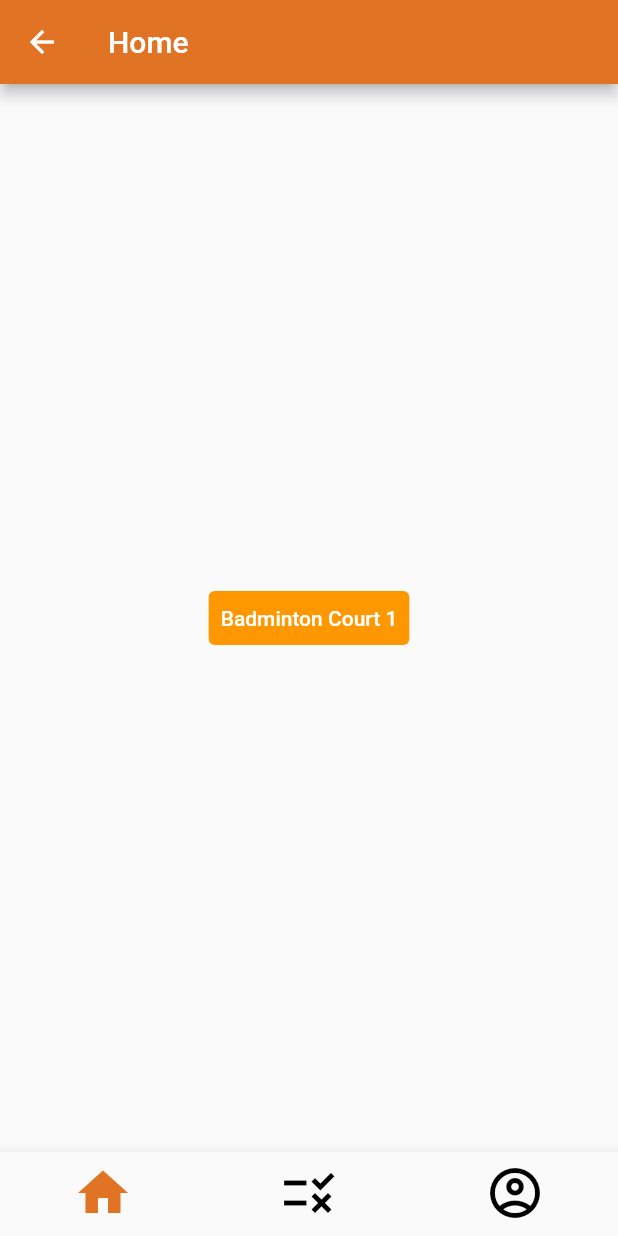
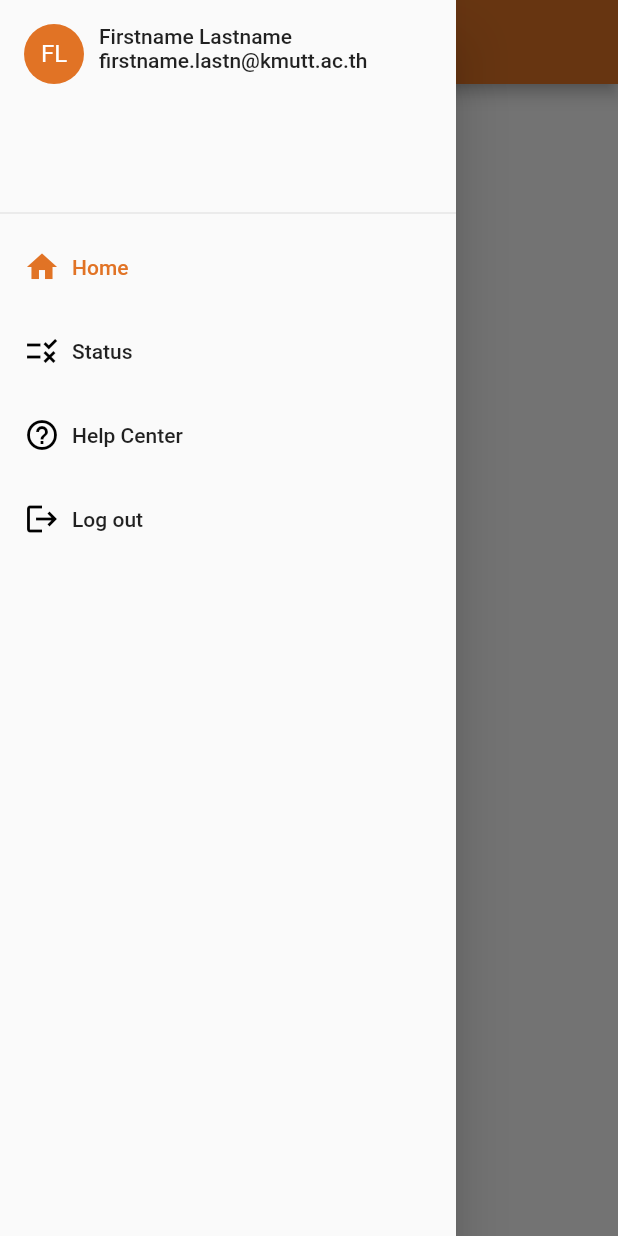
Before and after one commit to jedipw/ModSport, a Flutter app: the HomeView screen opened by its route, with the side drawer open (before the commit the screen has no drawer), on a phone screen of 412 x 824 dp. Run offline on Flutter 3.47's test engine with Material 2 defaults, Android fonts, the phone set to English and light mode, and no system bars; our stand-ins replace cloud_firestore, firebase_core, shimmer; accounts and stored records are empty.

Commit message:
Change navbar to drawer

```diff
--- a/lib/constants/routes.dart
+++ b/lib/constants/routes.dart
@@ -2,5 +2,4 @@
 const loginRoute = '/login/';
 const homeRoute = '/home/';
 const statusRoute = '/status/';
-const menuRoute = '/menu/';
 const helpCenterRoute = '/helpCenter/';
--- a/lib/main.dart
+++ b/lib/main.dart
@@ -9,7 +9,6 @@ import 'package:modsport/utilities/page_route.dart';
 import 'package:modsport/views/help_center_view.dart';
 import 'package:modsport/views/home_view.dart';
 import 'package:modsport/views/login_view.dart';
-import 'package:modsport/views/menu_view.dart';
 import 'package:modsport/views/status_view.dart';
 
 // Importing Firebase options
@@ -58,10 +57,6 @@ class MainApp extends StatelessWidget {
             return ModSportPageRoute(
                 builder: (_) => const HelpCenterView(), settings: settings);
 
-          // Routing for the MenuView screen
-          case menuRoute:
-            return ModSportPageRoute(
-                builder: (_) => const MenuView(), settings: settings);
 
           // Return null for any unknown routes
           default:
--- /dev/null
+++ b/lib/utilities/drawer.dart
@@ -0,0 +1,220 @@
+import 'package:flutter/material.dart';
+import 'package:modsport/constants/routes.dart';
+
+class ModSportDrawer extends StatelessWidget {
+  const ModSportDrawer({super.key, required this.currentDrawerIndex});
+  final int currentDrawerIndex;
+
+  @override
+  Widget build(BuildContext context) {
+    return Drawer(
+      child: ListView(
+        padding: EdgeInsets.zero,
+        children: <Widget>[
+          SizedBox(
+            height: 150,
+            child: DrawerHeader(
+              child: Row(
+                crossAxisAlignment: CrossAxisAlignment.start,
+                children: [
+                  const CircleAvatar(
+                    backgroundColor: Color.fromARGB(255, 225, 115, 37),
+                    child: Text(
+                      'FL',
+                      style: TextStyle(color: Colors.white),
+                    ),
+                  ),
+                  const SizedBox(width: 10),
+                  Column(
+                    crossAxisAlignment: CrossAxisAlignment.start,
+                    children: const [
+                      Text('Firstname Lastname'),
+                      Text('firstname.lastn@kmutt.ac.th'),
+                    ],
+                  ),
+                ],
+              ),
+            ),
+          ),
+          ListTile(
+            title: Row(
+              children: [
+                Icon(Icons.home,
+                    color: currentDrawerIndex == 0
+                        ? const Color.fromARGB(255, 225, 115, 37)
+                        : Colors.black),
+                const SizedBox(width: 8),
+                const Text('Home'),
+              ],
+            ),
+            selectedColor: const Color.fromARGB(255, 225, 115, 37),
+            selected: currentDrawerIndex == 0,
+            onTap: () {
+              Navigator.of(context)
+                  .pushNamedAndRemoveUntil(homeRoute, (route) => false);
+            },
+          ),
+          ListTile(
+            selectedColor: const Color.fromARGB(255, 225, 115, 37),
+            selected: currentDrawerIndex == 1,
+            title: Row(
+              children: [
+                Icon(Icons.rule,
+                    color: currentDrawerIndex == 1
+                        ? const Color.fromARGB(255, 225, 115, 37)
+                        : Colors.black),
+                const SizedBox(width: 8),
+                const Text('Status'),
+              ],
+            ),
+            onTap: () {
+              Navigator.of(context)
+                  .pushNamedAndRemoveUntil(statusRoute, (route) => false);
+            },
+          ),
+          ListTile(
+            selectedColor: const Color.fromARGB(255, 225, 115, 37),
+            selected: currentDrawerIndex == 2,
+            title: Row(
+              children: [
+                Icon(currentDrawerIndex == 2 ? Icons.help : Icons.help_outline,
+                    color: currentDrawerIndex == 2
+                        ? const Color.fromARGB(255, 225, 115, 37)
+                        : Colors.black),
+                const SizedBox(width: 8),
+                const Text('Help Center'),
+              ],
+            ),
+            onTap: () {
+              Navigator.of(context)
+                  .pushNamedAndRemoveUntil(helpCenterRoute, (route) => false);
+            },
+          ),
+          ListTile(
+            title: Row(
+              children: const [
+                Icon(Icons.logout, color: Colors.black),
+                SizedBox(width: 8),
+                Text('Log out'),
+              ],
+            ),
+            onTap: () {
+              showDialog(
+                  context: context,
+                  barrierColor: Colors.white.withOpacity(0.5),
+                  builder: (BuildContext context) {
+                    return AlertDialog(
+                      shape: RoundedRectangleBorder(
+                        borderRadius: BorderRadius.circular(10.0),
+                      ),
+                      contentPadding: EdgeInsets.zero,
+                      content: Column(
+                        mainAxisSize: MainAxisSize.min,
+                        children: [
+                          Column(
+                            children: const [
+                              SizedBox(height: 40),
+                              Text(
+                                'Are you sure\nyou want to\nlog out ?',
+                                style: TextStyle(
+                                  fontSize: 25.0,
+                                  fontWeight: FontWeight.bold,
+                                  fontFamily: 'Poppins',
+                                  color: Color(0xFFCC0019),
+                                  height: 1.3,
+                                  letterSpacing: 0.0,
+                                ),
+                                textAlign: TextAlign.center,
+                              ),
+                              SizedBox(height: 30),
+                            ],
+                          ),
+                          Column(
+                            children: [
+                              Row(
+                                mainAxisAlignment: MainAxisAlignment.center,
+                                children: [
+                                  SizedBox(
+                                    width: 84,
+                                    height: 43,
+                                    child: TextButton(
+                                      onPressed: () {
+                                        Navigator.of(context).pop();
+                                        Navigator.of(context)
+                                            .pushNamedAndRemoveUntil(
+                                                loginRoute, (route) => false);
+                                      },
+                                      style: ButtonStyle(
+                                        backgroundColor:
+                                            MaterialStateProperty.all<Color>(
+                                          const Color(0xFF009900),
+                                        ),
+                                        foregroundColor:
+                                            MaterialStateProperty.all<Color>(
+                                          Colors.white,
+                                        ),
+                                      ),
+                                      child: const Text(
+                                        'Yes',
+                                        style: TextStyle(
+                                          fontFamily: 'Poppins',
+                                          fontStyle: FontStyle.normal,
+                                          fontWeight: FontWeight.w500,
+                                          fontSize: 20.0,
+                                          height: 1.2,
+                                          letterSpacing: 0.0,
+                                          color: Colors.white,
+                                        ),
+                                      ),
+                                    ),
+                                  ),
+                                  const SizedBox(width: 34.0),
+                                  SizedBox(
+                                    width: 84,
+                                    height: 43,
+                                    child: TextButton(
+                                      onPressed: () {
+                                        Navigator.of(context).pop();
+                                      },
+                                      style: ButtonStyle(
+                                        backgroundColor:
+                                            MaterialStateProperty.all<Color>(
+                                          const Color(0xFFCC0019),
+                                        ),
+                                        foregroundColor:
+                                            MaterialStateProperty.all<Color>(
+                                          Colors.white,
+                                        ),
+                                      ),
+                                      child: const Text(
+                                        'No',
+                                        style: TextStyle(
+                                          fontFamily: 'Poppins',
+                                          fontStyle: FontStyle.normal,
+                                          fontWeight: FontWeight.w500,
+                                          fontSize: 20.0,
+                                          height: 1.2,
+                                          letterSpacing: 0.0,
+                                          color: Colors.white,
+                                        ),
+                                      ),
+                                    ),
+                                  ),
+                                ],
+                              ),
+                              SizedBox(
+                                height: 30,
+                              )
+                            ],
+                          ),
+                        ],
+                      ),
+                    );
+                  });
+            },
+          ),
+        ],
+      ),
+    );
+  }
+}
--- a/lib/utilities/navbar.dart
+++ /dev/null
@@ -1,60 +0,0 @@
-import 'package:flutter/material.dart';
-import 'package:modsport/constants/routes.dart';
-
-// This function returns a BottomNavigationBar widget with three items and specific properties.
-BottomNavigationBar modSportNavBar(currentNavbarIndex, context) {
-  return BottomNavigationBar(
-    currentIndex:
-        currentNavbarIndex, // The index of the currently selected item.
-    type:
-        BottomNavigationBarType.fixed, // The type of the bottom navigation bar.
-    iconSize: 40, // The size of the icons.
-    selectedFontSize: 0, // The font size of the selected item's label.
-    unselectedFontSize: 0, // The font size of the unselected item's label.
-    selectedItemColor: const Color.fromARGB(
-        255, 225, 115, 37), // The color of the selected item.
-    unselectedItemColor: Colors.black, // The color of the unselected items.
-    items: [
-      // A list of BottomNavigationBarItems.
-      const BottomNavigationBarItem(
-        icon: Icon(Icons.home), // The icon of the item.
-        label:
-            '', // The label of the item (empty string since we don't want a label).
-      ),
-      const BottomNavigationBarItem(
-        icon: Icon(Icons.rule),
-        label: '',
-      ),
-      BottomNavigationBarItem(
-        icon: (currentNavbarIndex == 2
-            ? const Icon(Icons.account_circle)
-            : const Icon(Icons.account_circle_outlined)),
-        label: '',
-      ),
-    ],
-    onTap: (index) {
-      // Called when an item is tapped.
-      switch (index) {
-        // Switch statement to determine the tapped item.
-        case 0:
-          Navigator.of(context).pushNamedAndRemoveUntil(
-              homeRoute,
-              (route) =>
-                  false); // Navigates to the homeRoute and removes all previous routes.
-          break;
-        case 1:
-          Navigator.of(context).pushNamedAndRemoveUntil(
-              statusRoute,
-              (route) =>
-                  false); // Navigates to the statusRoute and removes all previous routes.
-          break;
-        case 2:
-          Navigator.of(context).pushNamedAndRemoveUntil(
-              menuRoute,
-              (route) =>
-                  false); // Navigates to the menuRoute and removes all previous routes.
-          break;
-      }
-    },
-  );
-}
--- a/lib/utilities/page_route.dart
+++ b/lib/utilities/page_route.dart
@@ -5,7 +5,7 @@ class ModSportPageRoute<T> extends MaterialPageRoute<T> {
   final List<String> noAnimationRoutes = [
     homeRoute,
     statusRoute,
-    menuRoute,
+    helpCenterRoute,
   ];
 
   // Constructor to initialize the class with builder and settings
--- a/lib/views/help_center_view.dart
+++ b/lib/views/help_center_view.dart
@@ -1,11 +1,14 @@
 import 'package:flutter/material.dart';
+import 'package:modsport/utilities/drawer.dart';
 
 class HelpCenterView extends StatelessWidget {
   const HelpCenterView({super.key});
+  final int _currentDrawerIndex = 2;
 
   @override
   Widget build(BuildContext context) {
     return Scaffold(
+      drawer: ModSportDrawer(currentDrawerIndex: _currentDrawerIndex),
       appBar: AppBar(
         title: const Text('Help Center'),
         backgroundColor: const Color.fromARGB(255, 225, 115, 37),
--- a/lib/views/home_view.dart
+++ b/lib/views/home_view.dart
@@ -1,5 +1,5 @@
 import 'package:flutter/material.dart';
-import 'package:modsport/utilities/navbar.dart';
+import 'package:modsport/utilities/drawer.dart';
 import 'package:modsport/views/reservation_view.dart';
 
 class HomeView extends StatefulWidget {
@@ -10,14 +10,13 @@ class HomeView extends StatefulWidget {
 }
 
 class _HomeViewState extends State<HomeView> {
-  final int _currentNavbarIndex =
-      0; // Define current selected index of the navbar
+  final int _currentDrawerIndex =
+      0; // Define current selected index of the drawer
 
   @override
   Widget build(BuildContext context) {
     return Scaffold(
-        bottomNavigationBar: modSportNavBar(_currentNavbarIndex,
-            context), // Display the navbar with the current index
+        drawer: ModSportDrawer(currentDrawerIndex: _currentDrawerIndex),
         appBar: AppBar(
           title: const Text('Home'),
           backgroundColor: const Color.fromARGB(255, 225, 115, 37),
@@ -31,7 +30,8 @@ class _HomeViewState extends State<HomeView> {
             Navigator.push(
               context,
               MaterialPageRoute(
-                builder: (context) => const ReservationView(zoneId: 'TEHMJQbzdGplLBfcrZq0'),
+                builder: (context) =>
+                    const ReservationView(zoneId: 'TEHMJQbzdGplLBfcrZq0'),
               ),
             );
           },
```
Also changed, not shown: lib/views/menu_view.dart (deleted, +0 -66 lines), lib/views/status_view.dart (+3 -4 lines).
